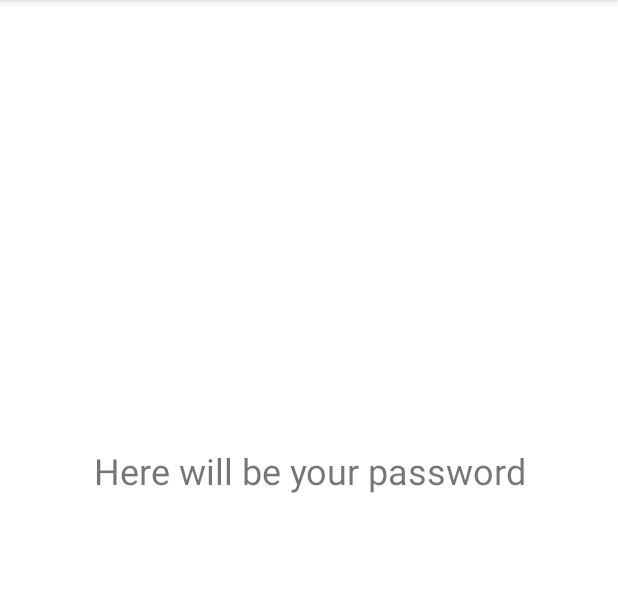
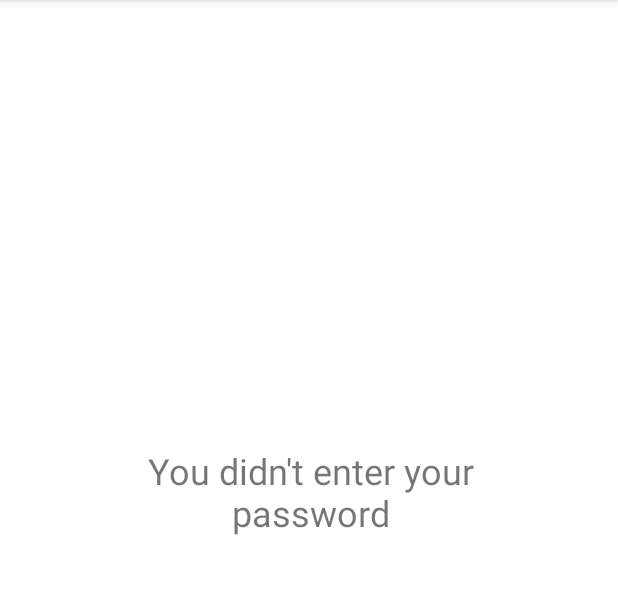
Before and after one commit to bymajka/AndroidApp, an Android app: the screen it shows after launch (MainActivity), after a tap on "OK", on a phone screen of 412 x 824 dp, the part 84-678 px from its top. Run offline under Robolectric (Android 15) with nearby library versions, the phone set to English and light mode, and no system bars; 2 other taps on this screen came first.

Commit message:
Fixed bugs and errors

```diff
--- a/app/src/main/java/com/example/androidapp1/InputFragment.java
+++ b/app/src/main/java/com/example/androidapp1/InputFragment.java
@@ -45,4 +45,12 @@ public class InputFragment extends Fragment {
                 getEditText().setTransformationMethod(new PasswordTransformationMethod()));
         return inputView;
     }
+
+    public String getInputText() {
+        if (inputLayout.getEditText() != null) {
+            return inputLayout.getEditText().getText().toString();
+        } else {
+            return "";
+        }
+    }
 }
--- a/app/src/main/java/com/example/androidapp1/MainActivity.java
+++ b/app/src/main/java/com/example/androidapp1/MainActivity.java
@@ -1,47 +1,62 @@
 package com.example.androidapp1;
 
+import androidx.activity.OnBackPressedCallback;
 import androidx.appcompat.app.AppCompatActivity;
 import androidx.fragment.app.Fragment;
+import androidx.fragment.app.FragmentManager;
 import androidx.fragment.app.FragmentTransaction;
 
 import android.os.Bundle;
-import android.text.method.PasswordTransformationMethod;
 import android.view.View;
 import android.widget.Button;
-import android.widget.EditText;
-import android.widget.RadioButton;
-import android.widget.TextView;
-
-import com.google.android.material.textfield.TextInputLayout;
 
 public class MainActivity extends AppCompatActivity {
 
     Button submitButton;
+    InputFragment inputFragment;
+    OutputFragment outputFragment;
     @Override
     protected void onCreate(Bundle savedInstanceState) {
         super.onCreate(savedInstanceState);
         setContentView(R.layout.activity_main);
         submitButton = findViewById(R.id.submit_button);
-        InputFragment inputFragment = new InputFragment();
-        OutputFragment outputFragment = new OutputFragment();
-        loadFragment(inputFragment);
+        inputFragment = new InputFragment();
+        loadFragment(inputFragment, "Input_Fragment");
         submitButton.setOnClickListener(view -> {
-            sendPassword(inputFragment.getInputLayout().getEditText().getText().toString(), outputFragment);
-            loadFragment(outputFragment);
-            submitButton.setVisibility(View.INVISIBLE);
+            outputFragment = new OutputFragment(inputFragment.getInputText());
+            loadFragment(outputFragment, "Output_Fragment");
+            showSubmitButton(false);
         });
     }
 
-    private void loadFragment(Fragment fragment) {
-        // load fragment
+    @Override
+    protected void onStart() {
+        super.onStart();
+        outputFragment = new OutputFragment(inputFragment.getInputText());
+    }
+
+    private void loadFragment(Fragment fragment, String tag) {
         FragmentTransaction transaction = getSupportFragmentManager().beginTransaction();
-//frame_container is your layout name in xml file
-        transaction.replace(R.id.placeHolder, fragment);
+        transaction.replace(R.id.placeHolder, fragment, tag);
         transaction.addToBackStack(null);
         transaction.commit();
     }
 
-    private void sendPassword(String password, OutputFragment outputFragment){
-        outputFragment.setPassword(password);
+    public void showSubmitButton(boolean show) {
+        if (show) {
+            submitButton.setVisibility(View.VISIBLE);
+        } else {
+            submitButton.setVisibility(View.INVISIBLE);
+        }
+    }
+
+    @Override
+    public void onBackPressed() {
+        OutputFragment f = (OutputFragment) getSupportFragmentManager().findFragmentByTag("Output_Fragment");
+        if (f != null)
+            showSubmitButton(true);
+        else
+            showSubmitButton(false);
+        super.onBackPressed();
     }
 }
--- a/app/src/main/java/com/example/androidapp1/OutputFragment.java
+++ b/app/src/main/java/com/example/androidapp1/OutputFragment.java
@@ -14,21 +14,29 @@ import android.widget.TextView;
 public class OutputFragment extends Fragment {
 
     private TextView outputText;
+    private String textToDisplay;
+    private String defLine = "You didn't enter your password";
 
     public static OutputFragment newInstance() {
-        return new OutputFragment();
+        return new OutputFragment("");
     }
-
+    public OutputFragment(String textToDisplay){
+        this.textToDisplay = textToDisplay;
+    }
     @Override
     public View onCreateView(@NonNull LayoutInflater inflater, @Nullable ViewGroup container,
                              @Nullable Bundle savedInstanceState) {
         View outputView = inflater.inflate(R.layout.fragment_output, container, false);
         outputText = outputView.findViewById(R.id.output);
-
+        setText();
         return outputView;
     }
 
-    public void setPassword(String password){
-        outputText.setText(password);
+    private void setText(){
+        if (textToDisplay != null && !textToDisplay.isEmpty()) {
+            outputText.setText(textToDisplay);
+        }
+        else
+            outputText.setText(defLine);
     }
 }
--- a/app/src/main/res/layout/fragment_input.xml
+++ b/app/src/main/res/layout/fragment_input.xml
@@ -24,6 +24,7 @@
             <com.google.android.material.textfield.TextInputEditText
                 android:layout_width="344dp"
                 android:layout_height="51dp"
+                android:inputType="textPassword"
                 android:hint="Enter your password here" />
         </com.google.android.material.textfield.TextInputLayout>
 
```
